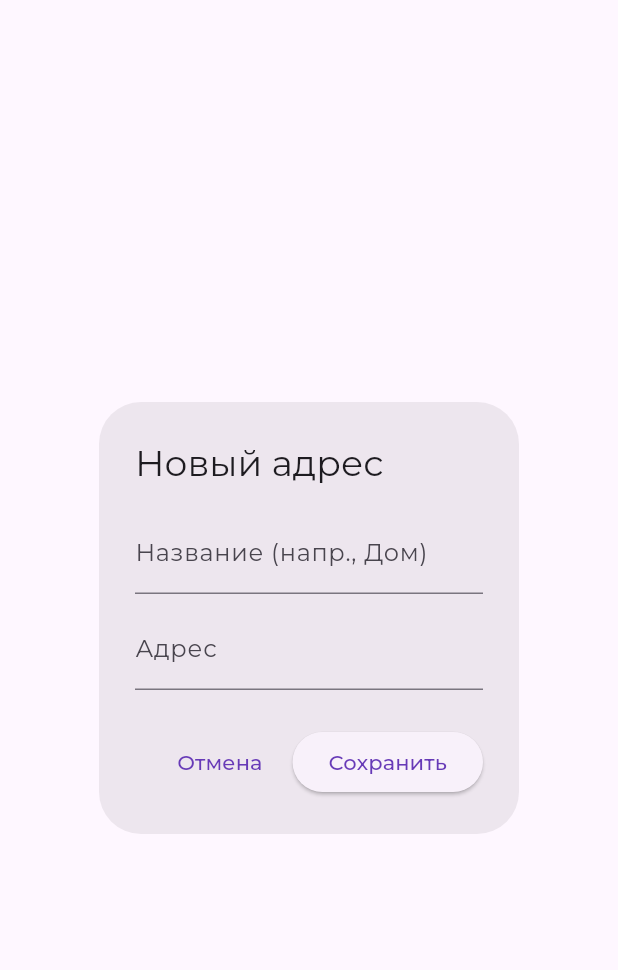
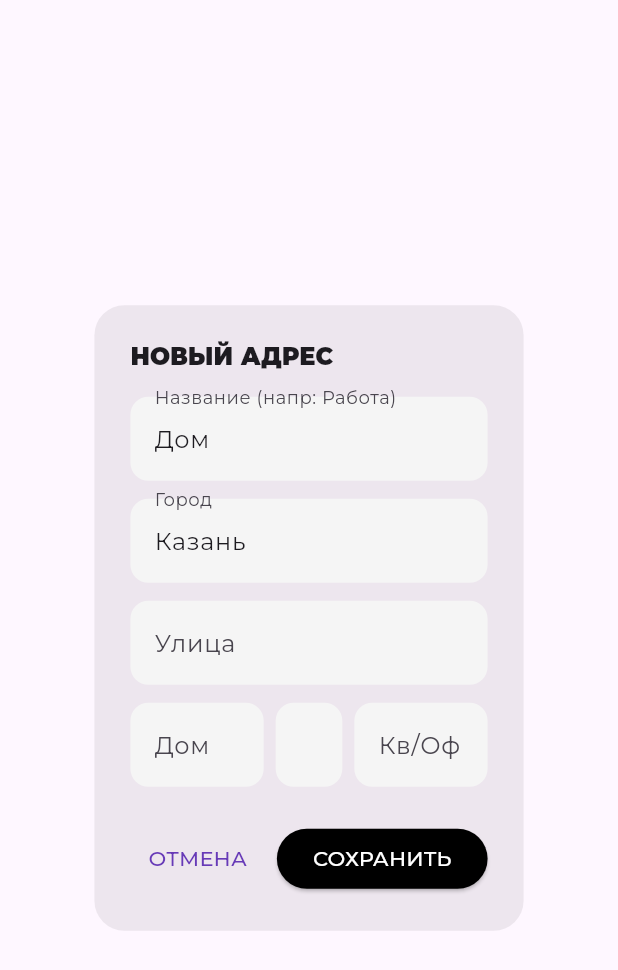
Before and after one commit to elfisfree/ohana_store, a Flutter app: the _AddAddressDialog widget shown alone on an empty page, opened directly, on a phone screen of 412 x 824 dp. Shown: the top 970 px of the screen. Run offline on Flutter 3.47's test engine with Material 3 defaults, Android fonts, the phone set to English and light mode, and no system bars; our stand-ins replace fl_chart, flutter_animate, flutter_rating_bar, go_router, google_fonts, image_picker and 2 more; accounts and stored records are empty; network calls fail.

Commit message:
Улучшен подьзовательский опыт

```diff
--- a/lib/features/checkout/checkout_page.dart
+++ b/lib/features/checkout/checkout_page.dart
@@ -200,27 +200,34 @@ class _CheckoutPageState extends State<CheckoutPage> {
   }
 
   Future<void> _showAddAddressDialog() async {
-    final newAddress = await showDialog<Map<String, String>>(
+    final result = await showDialog<Map<String, String>>(
       context: context,
       builder: (context) => const _AddAddressDialog(),
     );
 
-    if (newAddress != null && mounted) {
+    if (result != null && mounted) {
       try {
         await supabase.from('user_addresses').insert({
           'user_id': supabase.auth.currentUser!.id,
-          'name': newAddress['name'],
-          'address_line': newAddress['address'],
+          'name': result['name'],
+          'city': result['city'],
+          'street': result['street'],
+          'house': result['house'],
+          'floor': result['floor'],
+          'apartment': result['apartment'],
         });
         await _fetchInitialData(selectLastAddress: true);
+
+        AppNotifications.showSuccess(context, 'Адрес добавлен');
       } catch (e) {
-        ScaffoldMessenger.of(context).showSnackBar(
-          SnackBar(
-            content: Text('Ошибка: ${e.toString()}'),
-            backgroundColor: Colors.red,
-          ),
+        AppNotifications.showError(context, 'Ошибка сохранения адреса: $e');
+      }
+    } else {
+      setState(
+        () => _selectedAddressId = _userAddresses.isNotEmpty
+            ? _userAddresses.first.id
+            : null,
       );
-      }
     }
   }
 
@@ -370,8 +377,12 @@ class _CheckoutPageState extends State<CheckoutPage> {
                                 (addr) => DropdownMenuItem(
                                   value: addr.id,
                                   child: Text(
-                                    '${addr.name} (${addr.fullAddress})',
+                                    '${addr.name}: ${addr.fullAddress}',
                                     overflow: TextOverflow.ellipsis,
+                                    style: const TextStyle(
+                                      fontSize: 13,
+                                      fontWeight: FontWeight.w600,
+                                    ),
                                   ),
                                 ),
                               ),
@@ -794,61 +805,117 @@ class _AddAddressDialog extends StatefulWidget {
 }
 
 class __AddAddressDialogState extends State<_AddAddressDialog> {
-  final _nameController = TextEditingController();
-  final _addressController = TextEditingController();
+  final _nameController = TextEditingController(text: 'Дом');
+  final _cityController = TextEditingController(text: 'Казань');
+  final _streetController = TextEditingController();
+  final _houseController = TextEditingController();
+  final _floorController = TextEditingController();
+  final _aptController = TextEditingController();
   final _formKey = GlobalKey<FormState>();
 
   @override
   void dispose() {
     _nameController.dispose();
-    _addressController.dispose();
+    _cityController.dispose();
+    _streetController.dispose();
+    _houseController.dispose();
+    _floorController.dispose();
+    _aptController.dispose();
     super.dispose();
   }
 
   @override
   Widget build(BuildContext context) {
     return AlertDialog(
-      title: const Text('Новый адрес'),
+      shape: RoundedRectangleBorder(borderRadius: BorderRadius.circular(20)),
+      title: const Text(
+        'НОВЫЙ АДРЕС',
+        style: TextStyle(fontWeight: FontWeight.w900, fontSize: 16),
+      ),
       content: Form(
         key: _formKey,
+        child: SingleChildScrollView(
           child: Column(
             mainAxisSize: MainAxisSize.min,
             children: [
-            TextFormField(
-              controller: _nameController,
-              decoration: const InputDecoration(
-                labelText: 'Название (напр., Дом)',
+              _buildField(
+                _nameController,
+                'Название (напр: Работа)',
+                isRequired: true,
               ),
-              validator: (v) =>
-                  v!.trim().isEmpty ? 'Это обязательное поле' : null,
+              const SizedBox(height: 12),
+              _buildField(_cityController, 'Город', isRequired: true),
+              const SizedBox(height: 12),
+              _buildField(_streetController, 'Улица', isRequired: true),
+              const SizedBox(height: 12),
+              Row(
+                children: [
+                  Expanded(
+                    flex: 2,
+                    child: _buildField(
+                      _houseController,
+                      'Дом',
+                      isRequired: true,
                     ),
-            const SizedBox(height: 8),
-            TextFormField(
-              controller: _addressController,
-              decoration: const InputDecoration(labelText: 'Адрес'),
-              validator: (v) =>
-                  v!.trim().isEmpty ? 'Это обязательное поле' : null,
+                  ),
+                  const SizedBox(width: 8),
+                  Expanded(flex: 1, child: _buildField(_floorController, 'Эт')),
+                  const SizedBox(width: 8),
+                  Expanded(
+                    flex: 2,
+                    child: _buildField(_aptController, 'Кв/Оф'),
+                  ),
+                ],
               ),
             ],
           ),
         ),
+      ),
       actions: [
         TextButton(
-          onPressed: () => Navigator.of(context).pop(),
-          child: const Text('Отмена'),
+          onPressed: () => Navigator.pop(context),
+          child: const Text('ОТМЕНА'),
         ),
         ElevatedButton(
           onPressed: () {
             if (_formKey.currentState!.validate()) {
-              Navigator.of(context).pop({
+              Navigator.pop(context, {
                 'name': _nameController.text.trim(),
-                'address': _addressController.text.trim(),
+                'city': _cityController.text.trim(),
+                'street': _streetController.text.trim(),
+                'house': _houseController.text.trim(),
+                'floor': _floorController.text.trim(),
+                'apartment': _aptController.text.trim(),
               });
             }
           },
-          child: const Text('Сохранить'),
+          style: ElevatedButton.styleFrom(
+            backgroundColor: Colors.black,
+            foregroundColor: Colors.white,
+          ),
+          child: const Text('СОХРАНИТЬ'),
         ),
       ],
     );
   }
+
+  Widget _buildField(
+    TextEditingController ctrl,
+    String label, {
+    bool isRequired = false,
+  }) {
+    return TextFormField(
+      controller: ctrl,
+      decoration: InputDecoration(
+        labelText: label,
+        filled: true,
+        fillColor: Colors.grey.shade100,
+        border: OutlineInputBorder(
+          borderRadius: BorderRadius.circular(12),
+          borderSide: BorderSide.none,
+        ),
+      ),
+      validator: isRequired ? (v) => v!.isEmpty ? '!' : null : null,
+    );
   }
+}
```
Lines whose indentation alone changed are shown as unchanged.
